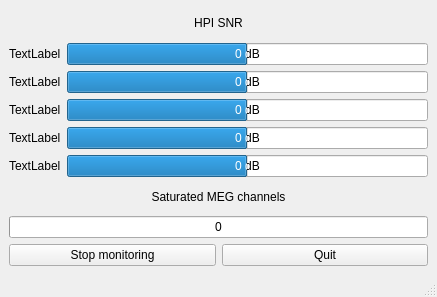
Old version of the form hpimon/hpimon.ui in the repository jjnurminen/hpimon.
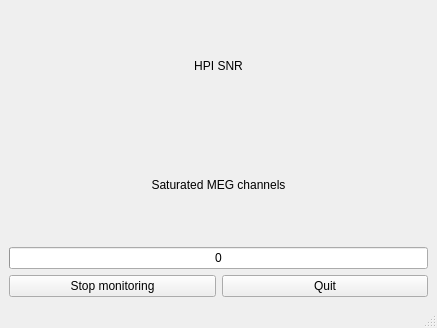
New version of the form.

Commit message: dynamically build ui

Patch:
```diff
--- a/hpimon/hpimon.ui
+++ b/hpimon/hpimon.ui
@@ -7,7 +7,7 @@
     <x>0</x>
     <y>0</y>
     <width>437</width>
-    <height>297</height>
+    <height>328</height>
    </rect>
   </property>
   <property name="windowTitle">
@@ -26,141 +26,7 @@
      </widget>
     </item>
     <item>
-     <layout class="QGridLayout" name="gridLayout">
-      <item row="2" column="0">
-       <widget class="QLabel" name="label_3">
-        <property name="text">
-         <string>TextLabel</string>
-        </property>
-       </widget>
-      </item>
-      <item row="1" column="0">
-       <widget class="QLabel" name="label_2">
-        <property name="text">
-         <string>TextLabel</string>
-        </property>
-       </widget>
-      </item>
-      <item row="1" column="1">
-       <widget class="QProgressBar" name="progressBar_2">
-        <property name="minimum">
-         <number>-100</number>
-        </property>
-        <property name="maximum">
-         <number>100</number>
-        </property>
-        <property name="value">
-         <number>0</number>
-        </property>
-        <property name="invertedAppearance">
-         <bool>false</bool>
-        </property>
-        <property name="format">
-         <string>%v dB</string>
-        </property>
-       </widget>
-      </item>
-      <item row="0" column="0">
-       <widget class="QLabel" name="label_1">
-        <property name="text">
-         <string>TextLabel</string>
-        </property>
-       </widget>
-      </item>
-      <item row="8" column="0">
-       <widget class="QLabel" name="label_5">
-        <property name="text">
-         <string>TextLabel</string>
-        </property>
-       </widget>
-      </item>
-      <item row="8" column="1">
-       <widget class="QProgressBar" name="progressBar_5">
-        <property name="minimum">
-         <number>-100</number>
-        </property>
-        <property name="maximum">
-         <number>100</number>
-        </property>
-        <property name="value">
-         <number>0</number>
-        </property>
-        <property name="invertedAppearance">
-         <bool>false</bool>
-        </property>
-        <property name="format">
-         <string>%v dB</string>
-        </property>
-       </widget>
-      </item>
-      <item row="0" column="1">
-       <widget class="QProgressBar" name="progressBar_1">
-        <property name="minimum">
-         <number>-100</number>
-        </property>
-        <property name="maximum">
-         <number>100</number>
-        </property>
-        <property name="value">
-         <number>0</number>
-        </property>
-        <property name="textVisible">
-         <bool>true</bool>
-        </property>
-        <property name="invertedAppearance">
-         <bool>false</bool>
-        </property>
-        <property name="format">
-         <string>%v dB</string>
-        </property>
-       </widget>
-      </item>
-      <item row="2" column="1">
-       <widget class="QProgressBar" name="progressBar_3">
-        <property name="minimum">
-         <number>-100</number>
-        </property>
-        <property name="maximum">
-         <number>100</number>
-        </property>
-        <property name="value">
-         <number>0</number>
-        </property>
-        <property name="invertedAppearance">
-         <bool>false</bool>
-        </property>
-        <property name="format">
-         <string>%v dB</string>
-        </property>
-       </widget>
-      </item>
-      <item row="7" column="0">
-       <widget class="QLabel" name="label_4">
-        <property name="text">
-         <string>TextLabel</string>
-        </property>
-       </widget>
-      </item>
-      <item row="7" column="1">
-       <widget class="QProgressBar" name="progressBar_4">
-        <property name="minimum">
-         <number>-100</number>
-        </property>
-        <property name="maximum">
-         <number>100</number>
-        </property>
-        <property name="value">
-         <number>0</number>
-        </property>
-        <property name="invertedAppearance">
-         <bool>false</bool>
-        </property>
-        <property name="format">
-         <string>%v dB</string>
-        </property>
-       </widget>
-      </item>
-     </layout>
+     <layout class="QGridLayout" name="gridLayout_SNR"/>
     </item>
     <item>
      <widget class="QLabel" name="label_6">
```
The commit also changes 2 other files.
